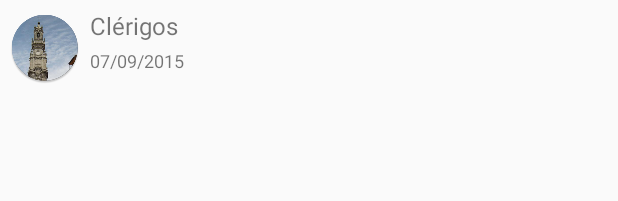
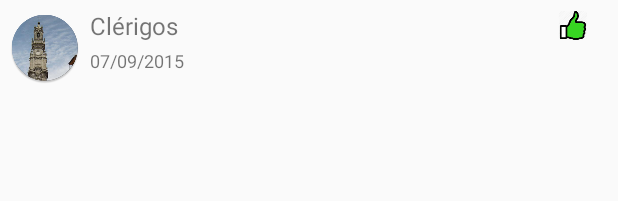
Before and after one commit to gtugablue/iseeporto, an Android app: the layout visited_pois_row_layout.xml on its own in the app's theme, with its tools: preview values and no code run, on a phone screen of 412 x 824 dp. Shown: the top 201 px of the screen. Run offline under Robolectric (Android 15) with nearby library versions, the phone set to English and light mode, and no system bars.

Commit message:
minor change to visited row layout

```diff
--- a/Android/NavigationDrawerTest/app/src/main/res/layout/visited_pois_row_layout.xml
+++ b/Android/NavigationDrawerTest/app/src/main/res/layout/visited_pois_row_layout.xml
@@ -46,6 +46,7 @@
         android:id="@+id/thumb"
         android:layout_alignBottom="@+id/poi_name"
         android:layout_alignParentEnd="true"
-        android:layout_alignRight="@+id/poi_name" />
+        android:layout_alignRight="@+id/poi_name"
+        android:src="@mipmap/thumbs_up" />
 
 </RelativeLayout>
```
